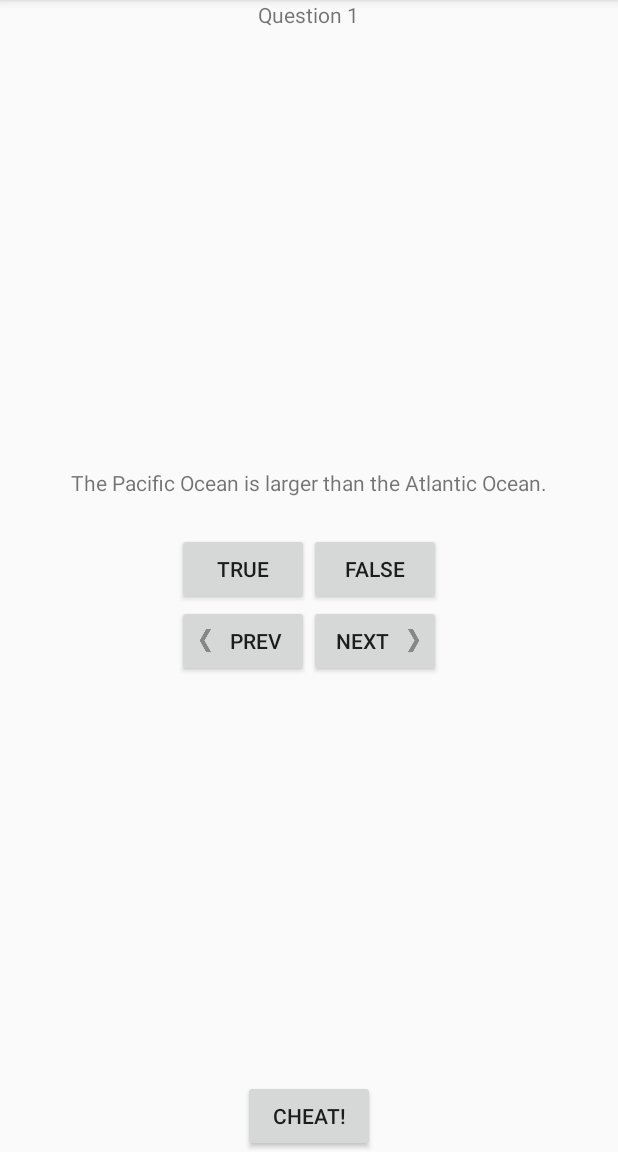
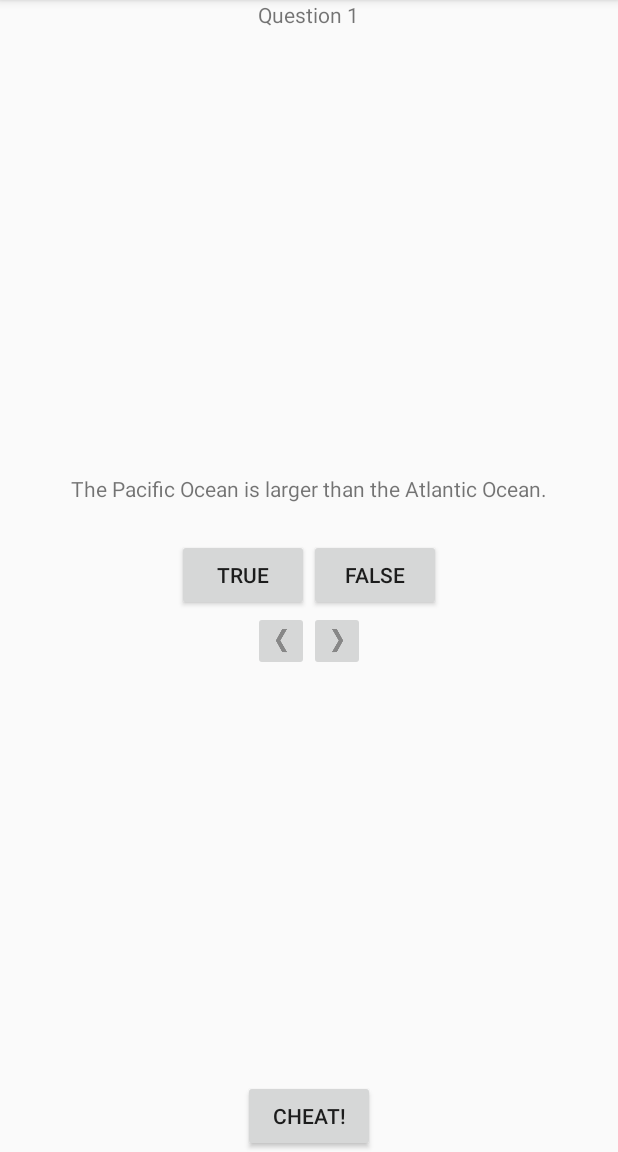
Before and after one commit to karttrak/big-nerd-ranch-exercises, an Android app: the screen it shows after launch (QuizActivity), on a phone screen of 412 x 824 dp, the part 84-1236 px from its top. Run offline under Robolectric (Android 15) with nearby library versions, the phone set to English and light mode, and no system bars.

Commit message:
Finished challenges for GeoQuiz.

```diff
--- a/GeoQuiz/app/src/main/java/com/bignerdranch/android/geoquiz/QuizActivity.java
+++ b/GeoQuiz/app/src/main/java/com/bignerdranch/android/geoquiz/QuizActivity.java
@@ -7,20 +7,22 @@ import android.os.Bundle;
 import android.util.Log;
 import android.view.View;
 import android.widget.Button;
+import android.widget.ImageButton;
 import android.widget.TextView;
 import android.widget.Toast;
 
 public class QuizActivity extends AppCompatActivity {
 
     private static final String TAG = "QuizActivity";
-    private static final String KEY_INDEX = "index";
+    private static final String KEY_INDEX = "kIndex";
+    private static final String KEY_CHEATED = "kCheated";
     private static final int REQUEST_CODE_CHEAT = 0;
 
     private TextView mQuestionNumberText;
     private Button mTrueButton;
     private Button mFalseButton;
-    private Button mPrevButton;
-    private Button mNextButton;
+    private ImageButton mPrevButton;
+    private ImageButton mNextButton;
     private Button mCheatButton;
     private TextView mQuestionTextView;
 
@@ -33,13 +35,11 @@ public class QuizActivity extends AppCompatActivity {
     };
 
     private int mCurrentIndex = 0;
-    private boolean mIsCheater;
 
     private void updateQuestion() {
         int question = mQuestionBank[mCurrentIndex].getTextResId();
         mQuestionTextView.setText(question);
         mQuestionNumberText.setText("Question ".concat(String.valueOf(mCurrentIndex + 1)));
-        mIsCheater = false;
     }
 
     private void checkAnswer(boolean userPressedTrue) {
@@ -92,7 +92,7 @@ public class QuizActivity extends AppCompatActivity {
             }
         });
 
-        mNextButton = (Button) findViewById(R.id.next_button);
+        mNextButton = (ImageButton) findViewById(R.id.next_button);
         mNextButton.setOnClickListener(new View.OnClickListener() {
             @Override
             public void onClick(View v) {
@@ -101,7 +101,7 @@ public class QuizActivity extends AppCompatActivity {
             }
         });
 
-        mPrevButton = (Button) findViewById(R.id.prev_button);
+        mPrevButton = (ImageButton) findViewById(R.id.prev_button);
         mPrevButton.setOnClickListener(new View.OnClickListener() {
             @Override
             public void onClick(View v) {
@@ -125,6 +125,11 @@ public class QuizActivity extends AppCompatActivity {
 
         if (savedInstanceState != null) {
             mCurrentIndex = savedInstanceState.getInt(KEY_INDEX, 0);
+
+            boolean[] cheatedQuestions = savedInstanceState.getBooleanArray(KEY_CHEATED);
+            for (int i = 0; i < mQuestionBank.length; i++) {
+                mQuestionBank[i].setUserCheated(cheatedQuestions[i]);
+            }
         }
 
         updateQuestion();
@@ -141,7 +146,6 @@ public class QuizActivity extends AppCompatActivity {
                 return;
             }
             mQuestionBank[mCurrentIndex].setUserCheated(CheatActivity.wasAnswerShown(data));
-            mIsCheater = CheatActivity.wasAnswerShown(data);
         }
     }
 
@@ -150,6 +154,12 @@ public class QuizActivity extends AppCompatActivity {
         super.onSaveInstanceState(savedInstanceState);
         Log.i(TAG, "Saving instance state");
         savedInstanceState.putInt(KEY_INDEX, mCurrentIndex);
+
+        boolean[] cheatedQuestions = new boolean[mQuestionBank.length];
+        for (int i = 0; i < mQuestionBank.length; i++) {
+            cheatedQuestions[i] = mQuestionBank[i].isUserCheated();
+        }
+        savedInstanceState.putBooleanArray(KEY_CHEATED, cheatedQuestions);
     }
 
     @Override
--- a/GeoQuiz/app/src/main/res/layout-land/activity_quiz.xml
+++ b/GeoQuiz/app/src/main/res/layout-land/activity_quiz.xml
@@ -41,12 +41,11 @@
         android:layout_height="wrap_content"
         android:layout_gravity="bottom">
 
-        <Button
+        <ImageButton
             android:id="@+id/prev_button"
             android:layout_width="wrap_content"
             android:layout_height="wrap_content"
-            android:text="@string/prev_button"
-            android:drawableLeft="@drawable/arrow_left"
+            android:src="@drawable/arrow_left"
             android:drawablePadding="4dp"/>
 
         <Space
@@ -65,12 +64,11 @@
             android:layout_height="wrap_content"
             android:layout_weight="1"/>
 
-        <Button
+        <ImageButton
             android:id="@+id/next_button"
             android:layout_width="wrap_content"
             android:layout_height="wrap_content"
-            android:text="@string/next_button"
-            android:drawableRight="@drawable/arrow_right"
+            android:src="@drawable/arrow_right"
             android:drawablePadding="4dp"/>
     </LinearLayout>
 
--- a/GeoQuiz/app/src/main/res/layout/activity_quiz.xml
+++ b/GeoQuiz/app/src/main/res/layout/activity_quiz.xml
@@ -47,20 +47,20 @@
         android:layout_height="wrap_content"
         android:gravity="center">
 
-        <Button
+        <ImageButton
             android:id="@+id/prev_button"
             android:layout_width="wrap_content"
             android:layout_height="wrap_content"
-            android:text="@string/prev_button"
-            android:drawableLeft="@drawable/arrow_left"
+            android:src="@drawable/arrow_left"
+            android:contentDescription="@string/prev_button"
             android:drawablePadding="4dp"/>
 
-        <Button
+        <ImageButton
             android:id="@+id/next_button"
             android:layout_width="wrap_content"
             android:layout_height="wrap_content"
-            android:text="@string/next_button"
-            android:drawableRight="@drawable/arrow_right"
+            android:src="@drawable/arrow_right"
+            android:contentDescription="@string/next_button"
             android:drawablePadding="4dp"/>
     </LinearLayout>
 
```
Also changed, not shown: GeoQuiz/app/src/main/java/com/bignerdranch/android/geoquiz/CheatActivity.java (+29 -5 lines), GeoQuiz/app/src/main/res/layout/activity_cheat.xml (+7 -0 lines).
